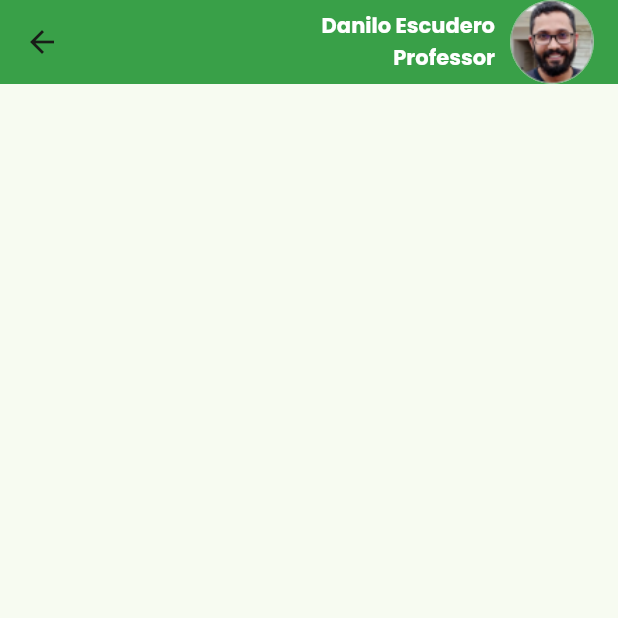
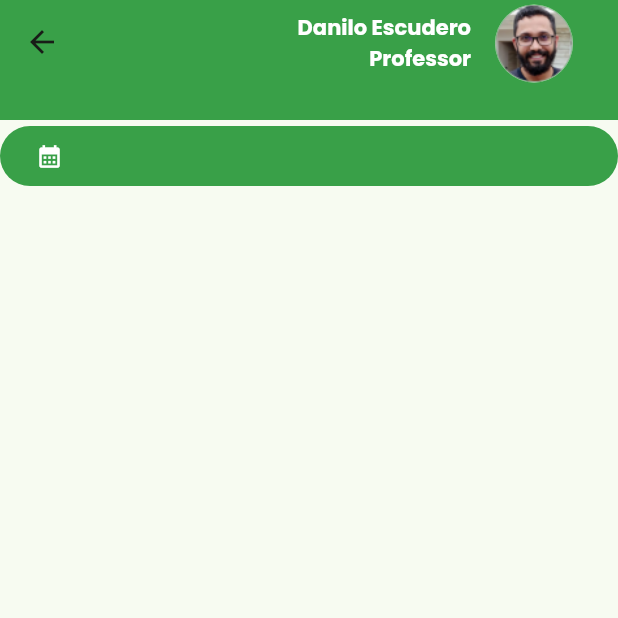
Before and after one commit to ladesa-ro/mobile, a Flutter app: the PaginaLogin screen opened by its route, after a tap on "Clique aqui", on a phone screen of 412 x 824 dp, the top half of it. Run offline on Flutter 3.47's test engine with Material 3 defaults, Android fonts, the phone set to English and light mode, and no system bars.

Commit message:
Arrumando a Appbar

```diff
--- a/lib/main.dart
+++ b/lib/main.dart
@@ -24,7 +24,7 @@ class MyApp extends StatelessWidget {
               seedColor: const Color.fromRGBO(57, 160, 72, 1)),
           useMaterial3: true,
         ),
-        initialRoute: '/login',
+        initialRoute: '/navegação',
         routes: {
           '/login': (context) => const PaginaLogin(),
           '/navegação': (context) => const Navigation(),
--- /dev/null
+++ b/lib/pages/barra_top.dart
@@ -0,0 +1,67 @@
+import 'package:flutter/material.dart';
+
+class CustomAppBar extends StatelessWidget implements PreferredSizeWidget {
+  final double height;
+
+  CustomAppBar({required this.height});
+
+  @override
+  Size get preferredSize => Size.fromHeight(height);
+
+  @override
+  Widget build(BuildContext context) {
+    return AppBar(
+      backgroundColor: Theme.of(context).colorScheme.primary,
+      title: Padding(
+        padding: const EdgeInsets.fromLTRB(8, 10, 8, 8),
+        child: Row(
+          mainAxisAlignment: MainAxisAlignment.end,
+          children: [
+            Spacer(),
+            const Column(
+              crossAxisAlignment: CrossAxisAlignment.end,
+              children: [
+                Text(
+                  'Danilo Escudero',
+                  style: TextStyle(
+                    color: Colors.white,
+                    fontSize: 14,
+                    fontFamily: 'Poppins',
+                    fontWeight: FontWeight.w700,
+                    height: 0,
+                  ),
+                ),
+                Text(
+                  'Professor',
+                  style: TextStyle(
+                    color: Colors.white,
+                    fontSize: 14,
+                    fontFamily: 'Poppins',
+                    fontWeight: FontWeight.w700,
+                    height: 0,
+                  ),
+                ),
+              ],
+            ),
+            const SizedBox(
+              width: 10,
+            ),
+            FilledButton(
+              style: ButtonStyle(
+                shape: MaterialStateProperty.all(CircleBorder()),
+                padding: MaterialStateProperty.all(EdgeInsets.zero),
+              ),
+              onPressed: () {
+                Navigator.pushNamed(context, "/perfilProf");
+              },
+              child: const CircleAvatar(
+                maxRadius: 26,
+                backgroundImage: AssetImage("img/perfilusers.png"),
+              ),
+            ),
+          ],
+        ),
+      ),
+    );
+  }
+}
--- a/lib/pages/home/home.dart
+++ b/lib/pages/home/home.dart
@@ -1,4 +1,5 @@
 import 'package:flutter/material.dart';
+import 'package:sisgha_mobile/pages/barra_top.dart';
 
 class Home extends StatelessWidget {
   const Home({Key? key}) : super(key: key);
@@ -6,47 +7,17 @@ class Home extends StatelessWidget {
   @override
   Widget build(BuildContext context) {
     return Scaffold(
-      appBar: AppBar(
-        backgroundColor: Theme.of(context).colorScheme.primary,
-        title: const Row(
-          mainAxisAlignment: MainAxisAlignment.end, // Alinha ao final da Row
-          children: [
-            Spacer(),
-            Column(
-              crossAxisAlignment: CrossAxisAlignment.end,
-              children: [
-                Text(
-                  'Danilo Escudero',
-                  style: TextStyle(
-                    color: Colors.white,
-                    fontSize: 14,
-                    fontFamily: 'Poppins',
-                    fontWeight: FontWeight.w700,
-                    height: 0,
-                  ),
-                ),
-                Text(
-                  'Professor',
-                  style: TextStyle(
-                    color: Colors.white,
-                    fontSize: 14,
-                    fontFamily: 'Poppins',
-                    fontWeight: FontWeight.w700,
-                    height: 0,
-                  ),
-                ),
-              ],
-            ),
-            SizedBox(
-              width: 10,
-            ),
-            CircleAvatar(
-              maxRadius: 28,
-              minRadius: 20,
-              backgroundImage: AssetImage("img/perfilusers.png"),
-            ),
-          ],
-        ),
+      appBar: CustomAppBar(height: 80),
+      body: Column(
+        children: [
+          FilledButton(
+              onPressed: () {},
+              child: Row(
+                children: [
+                  Icon(Icons.calendar_month),
+                ],
+              ))
+        ],
       ),
     );
   }
--- a/lib/pages/login/login.dart
+++ b/lib/pages/login/login.dart
@@ -1,5 +1,5 @@
 import 'package:flutter/material.dart';
-import 'package:wc_form_validators/wc_form_validators.dart';
+import 'package:sisgha_mobile/pages/aluno.dart';
 
 class PaginaLogin extends StatefulWidget {
   const PaginaLogin({Key? key}) : super(key: key);
@@ -9,6 +9,10 @@ class PaginaLogin extends StatefulWidget {
 }
 
 class _EstadoPaginaLogin extends State<PaginaLogin> {
+  TextEditingController _matriculaController = TextEditingController();
+  TextEditingController _senhaController = TextEditingController();
+  bool _mostrarErroMatricula = false;
+  bool _mostrarErroSenha = false;
   bool _senhaVisivel = true;
   final formKey = GlobalKey<FormState>();
   final Color corPersonalizada = const Color.fromRGBO(154, 182, 158, 1);
@@ -84,6 +88,7 @@ class _EstadoPaginaLogin extends State<PaginaLogin> {
   Widget _formularioLogin(double larguraTela) {
     return Center(
       child: SingleChildScrollView(
+        physics: NeverScrollableScrollPhysics(),
         child: SizedBox(
           width: larguraTela > 800 ? 800 : larguraTela,
           height: 800,
@@ -94,22 +99,31 @@ class _EstadoPaginaLogin extends State<PaginaLogin> {
               crossAxisAlignment: CrossAxisAlignment.stretch,
               children: [
                 Image.asset('img/logo_sisgha.png', height: 100),
-                const SizedBox(height: 15),
+                const SizedBox(height: 35),
+                Padding(
+                  padding: const EdgeInsets.symmetric(horizontal: 30),
+                  child: Column(
+                    children: [
                       Form(
                         key: formKey,
                         child: Column(
                           children: [
-                        _campoDeEntrada('Matrícula', TextInputType.text),
-                        const SizedBox(height: 10),
-                        _campoDeEntradaSenha(
-                            'Senha', TextInputType.visiblePassword),
-                        const SizedBox(height: 10),
+                            _campoDeEntrada('Matrícula', TextInputType.number,
+                                _matriculaController, _mostrarErroMatricula),
+                            SizedBox(height: 16),
+                            _campoDeEntradaSenha('Senha', TextInputType.text,
+                                _senhaController, _mostrarErroSenha),
+                            const SizedBox(height: 20),
                           ],
-                    )),
+                        ),
+                      ),
                       _recuperarSenha(),
-                const SizedBox(height: 40),
+                      const SizedBox(height: 20),
                       _botaoEntrar('Entrar', '/navegação'),
-                const SizedBox(height: 20),
+                    ],
+                  ),
+                ),
+                const SizedBox(height: 30),
                 _botaoEntrarAluno(),
               ],
             ),
@@ -119,34 +133,68 @@ class _EstadoPaginaLogin extends State<PaginaLogin> {
     );
   }
 
-  Widget _campoDeEntrada(String labelText, TextInputType inputType) {
-    return TextFormField(
+  Widget _campoDeEntrada(String labelText, TextInputType inputType,
+      TextEditingController controller, bool mostrarErro) {
+    return AnimatedContainer(
+      duration: Duration(milliseconds: 300),
+      height: mostrarErro ? 60 : 40,
+      child: TextFormField(
+        controller: controller,
         validator: (value) {
           if (value == null || value.isEmpty) {
-          return "Este campo deve ser preenchido";
-        } else if (value.length != 13) {
-          return "A Matricula contém 11 dígitos numéricos";
+            setState(() {
+              _mostrarErroMatricula = true;
+            });
+            return "Campo obrigatório";
+          } else if (value.length != 13 || !isNumeric(value)) {
+            setState(() {
+              _mostrarErroMatricula = true;
+            });
+            return "Matrícula incorreta";
+          } else if (value.contains(" ")) {
+            setState(() {
+              _mostrarErroMatricula = true;
+            });
+            return "Matricula incorreta";
+          } else {
+            setState(() {
+              _mostrarErroMatricula = false;
+            });
           }
           return null;
         },
         decoration: _inputDecoration(labelText),
         keyboardType: inputType,
+      ),
     );
   }
 
-  Widget _campoDeEntradaSenha(String labelText, TextInputType inputType) {
-    return TextFormField(
+  Widget _campoDeEntradaSenha(String labelText, TextInputType inputType,
+      TextEditingController controller, bool mostrarErro) {
+    return AnimatedContainer(
+      duration: Duration(milliseconds: 300),
+      height: mostrarErro ? 60 : 40,
+      child: TextFormField(
         validator: (value) {
           if (value == null || value.isEmpty) {
-          return "Este campo deve ser preenchido";
+            setState(() {
+              _mostrarErroSenha = true;
+            });
+            return "Campo obrigatório";
           } else if (value.length <= 5) {
-          return "A senha deve ter mais de 5 caracteres";
+            setState(() {
+              _mostrarErroSenha = true;
+            });
+            return "Senha incorreta";
           } else if (!value.contains(RegExp(r'[A-Z]'))) {
-          return "Letra maiúscula necessária";
-        } else if (!value.contains(RegExp(r'[a-z]'))) {
-          return "Letra minúscula necessária";
-        } else if (!value.contains(RegExp(r'[!@#$%^&*(),.?":{}|<>]'))) {
-          return "Caractere especial necessário";
+            setState(() {
+              _mostrarErroSenha = true;
+            });
+            return "Senha Incorreta";
+          } else {
+            setState(() {
+              _mostrarErroSenha = false;
+            });
           }
           return null;
         },
@@ -154,6 +202,7 @@ class _EstadoPaginaLogin extends State<PaginaLogin> {
         decoration:
             _inputDecoration(labelText, suffixIcon: _iconeVisibilidadeSenha()),
         keyboardType: inputType,
+      ),
     );
   }
 
@@ -163,13 +212,19 @@ class _EstadoPaginaLogin extends State<PaginaLogin> {
       child: Row(
         mainAxisAlignment: MainAxisAlignment.center,
         children: [
-          Text('Esqueceu a senha?', style: _estiloTexto(13)),
+          Text('Esqueceu a senha?',
+              style: _estiloTexto(
+                cor: const Color.fromRGBO(154, 182, 158, 1),
+                13,
+                peso: FontWeight.w600,
+              )),
           const SizedBox(width: 3),
           GestureDetector(
             onTap: () => Navigator.pushNamed(context, '/home'),
             child: Text('Clique aqui',
                 style: _estiloTexto(13,
-                    cor: const Color.fromRGBO(57, 160, 72, 1))),
+                    cor: const Color.fromRGBO(57, 160, 72, 1),
+                    peso: FontWeight.w600)),
           ),
         ],
       ),
@@ -181,35 +236,47 @@ class _EstadoPaginaLogin extends State<PaginaLogin> {
       onPressed: () {
         if (formKey.currentState != null && formKey.currentState!.validate()) {
           Navigator.pushNamedAndRemoveUntil(context, rota, (route) => false);
-        } else {
-          print("Form invalido");
         }
       },
       style: _estiloBotao(),
+      child: Container(
+        width: double.infinity,
+        child: Center(
           child: Text(
             texto,
             style: _estiloTexto(15, cor: Colors.white, peso: FontWeight.w600),
+          ),
+        ),
       ),
     );
   }
 
   Widget _botaoEntrarAluno() {
-    return FilledButton(
+    return SizedBox(
+      height: 45,
+      child: FilledButton(
         style: _estiloBotao(),
-      onPressed: () =>
-          Navigator.pushNamedAndRemoveUntil(context, '/home', (route) => false),
+        onPressed: () => Navigator.pushAndRemoveUntil(
+            context,
+            MaterialPageRoute(
+              builder: (context) => const PaginaAluno(),
+            ),
+            (route) => false),
+        child: Center(
           child: Row(
             mainAxisAlignment: MainAxisAlignment.start,
-        crossAxisAlignment: CrossAxisAlignment.center,
+            crossAxisAlignment: CrossAxisAlignment.stretch,
             children: [
               SizedBox(width: 15),
               Icon(Icons.person),
               SizedBox(width: 10),
-          Text('|', style: TextStyle(fontSize: 25)),
+              Text('|', style: TextStyle(fontSize: 20)),
               SizedBox(width: 20),
               Text('Entrar como Aluno',
                   style: _estiloTexto(15, peso: FontWeight.w600)),
             ],
+          ),
+        ),
       ),
     );
   }
```
Also changed, not shown: lib/pages/aluno.dart (added, +16 -0 lines). Lines whose indentation alone changed are shown as unchanged.
